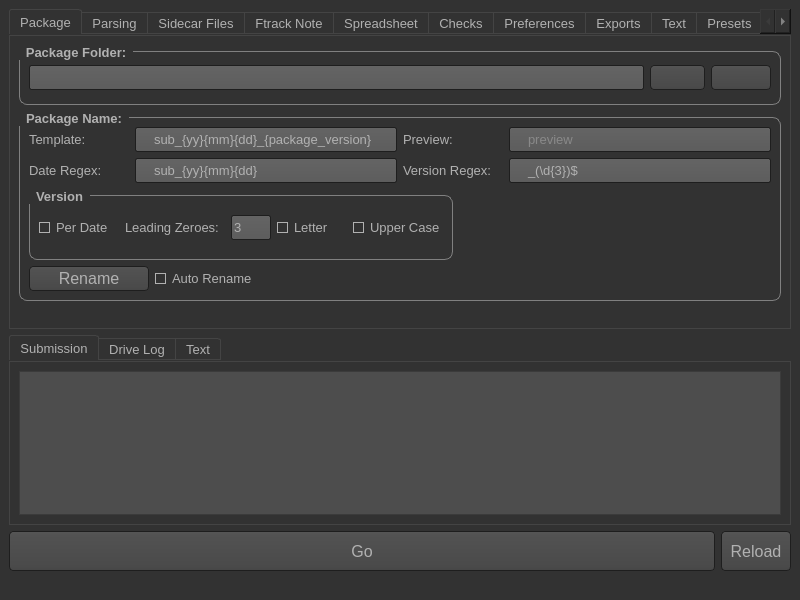
This is submission.ui in jrsndl/SubmissionHelper as Qt 5 draws it before an edit. The edited form follows.
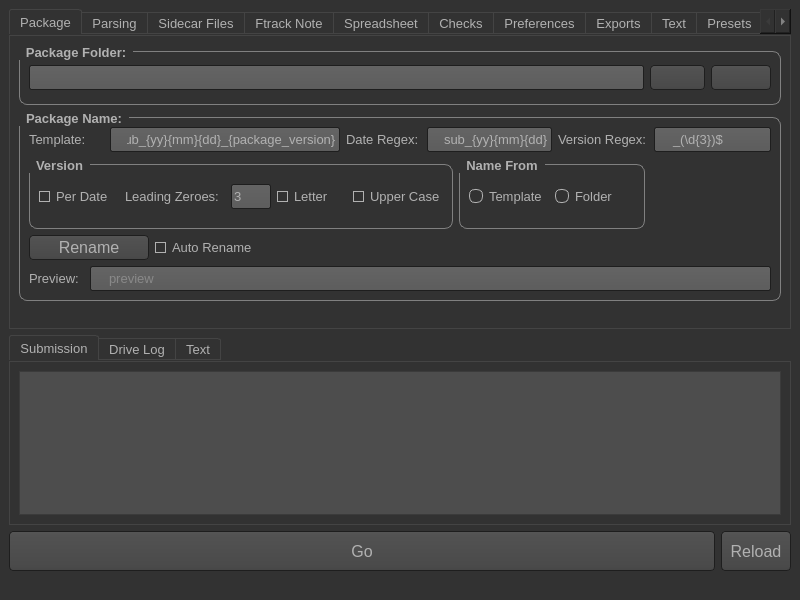
This is the edited form. Icons and pictures are not drawn.

```diff
--- a/submission.ui
+++ b/submission.ui
@@ -933,13 +933,13 @@
               <property name="title">
                <string>Package Name:</string>
               </property>
-              <layout class="QHBoxLayout" name="horizontalLayout_49">
+              <layout class="QHBoxLayout" name="horizontalLayout_92">
                <item>
-                <layout class="QVBoxLayout" name="verticalLayout_32">
+                <layout class="QVBoxLayout" name="verticalLayout_53">
                  <item>
-                  <layout class="QHBoxLayout" name="horizontalLayout_74">
+                  <layout class="QHBoxLayout" name="horizontalLayout_49">
                    <item>
-                    <layout class="QHBoxLayout" name="horizontalLayout_16">
+                    <layout class="QHBoxLayout" name="horizontalLayout_46">
                      <item>
                       <widget class="QLabel" name="label_10">
                        <property name="sizePolicy">
@@ -950,10 +950,16 @@
                        </property>
                        <property name="minimumSize">
                         <size>
-                         <width>100</width>
+                         <width>75</width>
                          <height>25</height>
                         </size>
                        </property>
+                       <property name="maximumSize">
+                        <size>
+                         <width>70</width>
+                         <height>16777215</height>
+                        </size>
+                       </property>
                        <property name="text">
                         <string>Template:</string>
                        </property>
@@ -969,14 +975,14 @@
                        </property>
                        <property name="minimumSize">
                         <size>
-                         <width>200</width>
+                         <width>230</width>
                          <height>25</height>
                         </size>
                        </property>
                        <property name="maximumSize">
                         <size>
                          <width>16000</width>
-                         <height>16777215</height>
+                         <height>25</height>
                         </size>
                        </property>
                        <property name="toolTip">
@@ -990,68 +996,7 @@
                     </layout>
                    </item>
                    <item>
-                    <layout class="QHBoxLayout" name="horizontalLayout_40">
-                     <item>
-                      <widget class="QLabel" name="label_36">
-                       <property name="sizePolicy">
-                        <sizepolicy hsizetype="Fixed" vsizetype="Fixed">
-                         <horstretch>0</horstretch>
-                         <verstretch>0</verstretch>
-                        </sizepolicy>
-                       </property>
-                       <property name="minimumSize">
-                        <size>
-                         <width>100</width>
-                         <height>25</height>
-                        </size>
-                       </property>
-                       <property name="text">
-                        <string>Preview:</string>
-                       </property>
-                      </widget>
-                     </item>
-                     <item>
-                      <widget class="QLineEdit" name="name_preview">
-                       <property name="sizePolicy">
-                        <sizepolicy hsizetype="MinimumExpanding" vsizetype="Fixed">
-                         <horstretch>0</horstretch>
-                         <verstretch>0</verstretch>
-                        </sizepolicy>
-                       </property>
-                       <property name="minimumSize">
-                        <size>
-                         <width>200</width>
-                         <height>25</height>
-                        </size>
-                       </property>
-                       <property name="maximumSize">
-                        <size>
-                         <width>16000</width>
-                         <height>16777215</height>
-                        </size>
-                       </property>
-                       <property name="toolTip">
-                        <string>&lt;html&gt;&lt;head/&gt;&lt;body&gt;&lt;p&gt;Renamer checks all folders one folder above the package folder.&lt;br/&gt;For every folder there, it tries to detect date stamp and version  by the regexes.&lt;br/&gt;Then it produces {package_version} keyword, depending on Version options.&lt;br/&gt;Finally, the package name is constructed by Template that contains {package_version} keyword.&lt;br/&gt;&lt;/p&gt;&lt;/body&gt;&lt;/html&gt;</string>
-                       </property>
-                       <property name="text">
-                        <string/>
-                       </property>
-                       <property name="readOnly">
-                        <bool>true</bool>
-                       </property>
-                       <property name="placeholderText">
-                        <string>preview</string>
-                       </property>
-                      </widget>
-                     </item>
-                    </layout>
-                   </item>
-                  </layout>
-                 </item>
-                 <item>
-                  <layout class="QHBoxLayout" name="horizontalLayout_82">
-                   <item>
-                    <layout class="QHBoxLayout" name="horizontalLayout_19">
+                    <layout class="QHBoxLayout" name="horizontalLayout_16">
                      <item>
                       <widget class="QLabel" name="label_37">
                        <property name="sizePolicy">
@@ -1062,10 +1007,16 @@
                        </property>
                        <property name="minimumSize">
                         <size>
-                         <width>100</width>
+                         <width>75</width>
                          <height>25</height>
                         </size>
                        </property>
+                       <property name="maximumSize">
+                        <size>
+                         <width>90</width>
+                         <height>16777215</height>
+                        </size>
+                       </property>
                        <property name="text">
                         <string>Date Regex:</string>
                        </property>
@@ -1081,13 +1032,13 @@
                        </property>
                        <property name="minimumSize">
                         <size>
-                         <width>200</width>
+                         <width>125</width>
                          <height>25</height>
                         </size>
                        </property>
                        <property name="maximumSize">
                         <size>
-                         <width>16000</width>
+                         <width>200</width>
                          <height>16777215</height>
                         </size>
                        </property>
@@ -1102,7 +1053,7 @@
                     </layout>
                    </item>
                    <item>
-                    <layout class="QHBoxLayout" name="horizontalLayout_46">
+                    <layout class="QHBoxLayout" name="horizontalLayout_19">
                      <item>
                       <widget class="QLabel" name="label_76">
                        <property name="sizePolicy">
@@ -1113,10 +1064,16 @@
                        </property>
                        <property name="minimumSize">
                         <size>
-                         <width>100</width>
+                         <width>90</width>
                          <height>25</height>
                         </size>
                        </property>
+                       <property name="maximumSize">
+                        <size>
+                         <width>90</width>
+                         <height>16777215</height>
+                        </size>
+                       </property>
                        <property name="text">
                         <string>Version Regex:</string>
                        </property>
@@ -1125,20 +1082,20 @@
                      <item>
                       <widget class="QLineEdit" name="name_version_regex">
                        <property name="sizePolicy">
-                        <sizepolicy hsizetype="MinimumExpanding" vsizetype="Fixed">
+                        <sizepolicy hsizetype="Fixed" vsizetype="Fixed">
                          <horstretch>0</horstretch>
                          <verstretch>0</verstretch>
                         </sizepolicy>
                        </property>
                        <property name="minimumSize">
                         <size>
-                         <width>200</width>
+                         <width>100</width>
                          <height>25</height>
                         </size>
                        </property>
                        <property name="maximumSize">
                         <size>
-                         <width>16000</width>
+                         <width>150</width>
                          <height>16777215</height>
                         </size>
                        </property>
@@ -1161,7 +1118,7 @@
                   </layout>
                  </item>
                  <item>
-                  <layout class="QHBoxLayout" name="horizontalLayout_6">
+                  <layout class="QHBoxLayout" name="horizontalLayout_74">
                    <item>
                     <widget class="QGroupBox" name="groupBox_9">
                      <property name="title">
@@ -1295,6 +1252,48 @@
                      </layout>
                     </widget>
                    </item>
+                   <item>
+                    <widget class="QGroupBox" name="groupBox_20">
+                     <property name="title">
+                      <string>Name From</string>
+                     </property>
+                     <layout class="QVBoxLayout" name="verticalLayout_32">
+                      <item>
+                       <layout class="QHBoxLayout" name="horizontalLayout_6">
+                        <item>
+                         <widget class="QRadioButton" name="name_from_template">
+                          <property name="minimumSize">
+                           <size>
+                            <width>80</width>
+                            <height>25</height>
+                           </size>
+                          </property>
+                          <property name="text">
+                           <string>Template</string>
+                          </property>
+                          <property name="checked">
+                           <bool>true</bool>
+                          </property>
+                         </widget>
+                        </item>
+                        <item>
+                         <widget class="QRadioButton" name="name_from_folder">
+                          <property name="minimumSize">
+                           <size>
+                            <width>80</width>
+                            <height>25</height>
+                           </size>
+                          </property>
+                          <property name="text">
+                           <string>Folder</string>
+                          </property>
+                         </widget>
+                        </item>
+                       </layout>
+                      </item>
+                     </layout>
+                    </widget>
+                   </item>
                    <item>
                     <spacer name="horizontalSpacer_6">
                      <property name="orientation">
@@ -1311,7 +1310,7 @@
                   </layout>
                  </item>
                  <item>
-                  <layout class="QHBoxLayout" name="horizontalLayout_78">
+                  <layout class="QHBoxLayout" name="horizontalLayout_82">
                    <item>
                     <widget class="QPushButton" name="name_rename">
                      <property name="sizePolicy">
@@ -1348,13 +1347,16 @@
                      <property name="text">
                       <string>Auto Rename</string>
                      </property>
+                     <property name="checkable">
+                      <bool>false</bool>
+                     </property>
                      <property name="checked">
-                      <bool>true</bool>
+                      <bool>false</bool>
                      </property>
                     </widget>
                    </item>
                    <item>
-                    <spacer name="horizontalSpacer_20">
+                    <spacer name="horizontalSpacer_8">
                      <property name="orientation">
                       <enum>Qt::Horizontal</enum>
                      </property>
@@ -1368,6 +1370,73 @@
                    </item>
                   </layout>
                  </item>
+                 <item>
+                  <layout class="QHBoxLayout" name="horizontalLayout_78">
+                   <item>
+                    <layout class="QHBoxLayout" name="horizontalLayout_40">
+                     <item>
+                      <widget class="QLabel" name="label_36">
+                       <property name="sizePolicy">
+                        <sizepolicy hsizetype="Fixed" vsizetype="Fixed">
+                         <horstretch>0</horstretch>
+                         <verstretch>0</verstretch>
+                        </sizepolicy>
+                       </property>
+                       <property name="minimumSize">
+                        <size>
+                         <width>55</width>
+                         <height>25</height>
+                        </size>
+                       </property>
+                       <property name="maximumSize">
+                        <size>
+                         <width>55</width>
+                         <height>16777215</height>
+                        </size>
+                       </property>
+                       <property name="text">
+                        <string>Preview:</string>
+                       </property>
+                      </widget>
+                     </item>
+                     <item>
+                      <widget class="QLineEdit" name="name_preview">
+                       <property name="sizePolicy">
+                        <sizepolicy hsizetype="MinimumExpanding" vsizetype="Fixed">
+                         <horstretch>0</horstretch>
+                         <verstretch>0</verstretch>
+                        </sizepolicy>
+                       </property>
+                       <property name="minimumSize">
+                        <size>
+                         <width>200</width>
+                         <height>25</height>
+                        </size>
+                       </property>
+                       <property name="maximumSize">
+                        <size>
+                         <width>16000</width>
+                         <height>16777215</height>
+                        </size>
+                       </property>
+                       <property name="toolTip">
+                        <string>&lt;html&gt;&lt;head/&gt;&lt;body&gt;&lt;p&gt;Renamer checks all folders one folder above the package folder.&lt;br/&gt;For every folder there, it tries to detect date stamp and version  by the regexes.&lt;br/&gt;Then it produces {package_version} keyword, depending on Version options.&lt;br/&gt;Finally, the package name is constructed by Template that contains {package_version} keyword.&lt;br/&gt;&lt;/p&gt;&lt;/body&gt;&lt;/html&gt;</string>
+                       </property>
+                       <property name="text">
+                        <string/>
+                       </property>
+                       <property name="readOnly">
+                        <bool>true</bool>
+                       </property>
+                       <property name="placeholderText">
+                        <string>preview</string>
+                       </property>
+                      </widget>
+                     </item>
+                    </layout>
+                   </item>
+                  </layout>
+                 </item>
                 </layout>
                </item>
               </layout>
```
Left out of the diff: 81 changed lines with no effect on the pictures.
